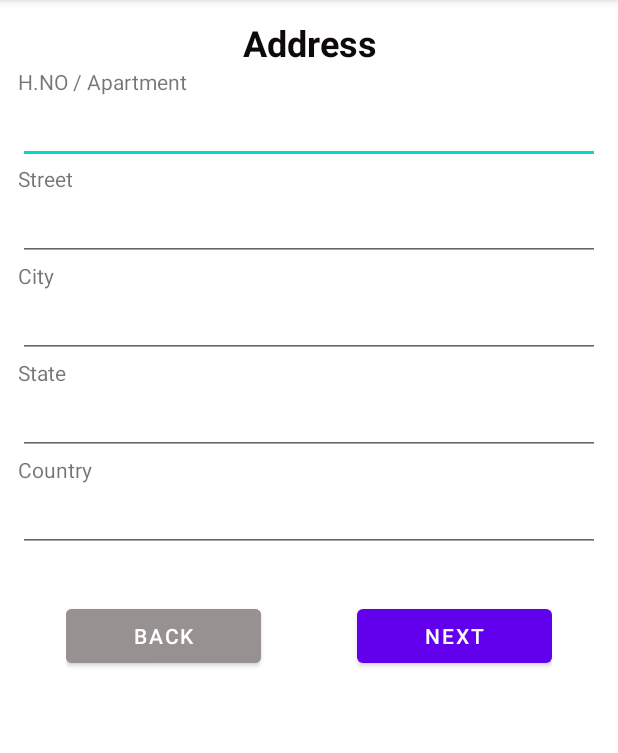
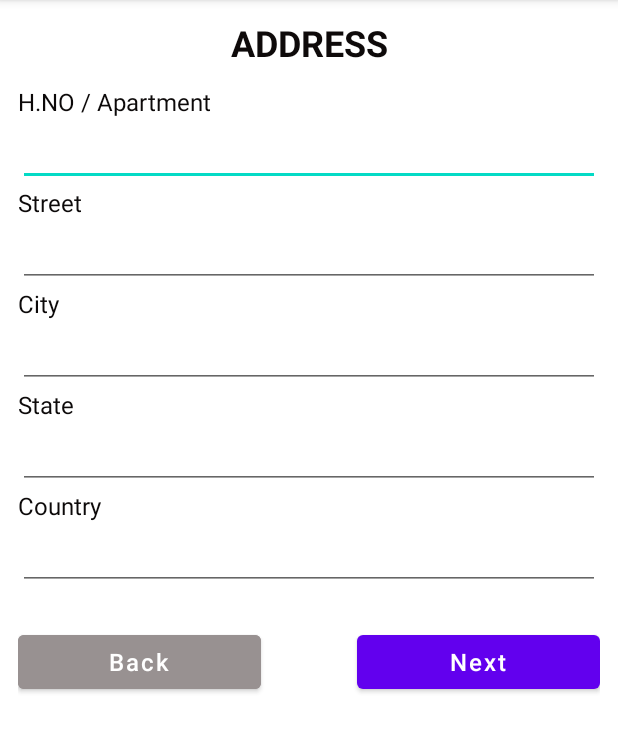
Before and after one commit to sriraghu-arigela-improve10x/NewRegistrationActivity, an Android app: the AddressActivity screen opened directly, with no data from a screen before it, on a phone screen of 412 x 824 dp, the part 84-837 px from its top. Run offline under Robolectric (Android 15) with nearby library versions, the phone set to English and light mode, and no system bars.

Commit message:
Updated all bugs NewRegistrationActivity Project

```diff
--- a/app/src/main/res/drawable/ic_baseline_check_circle_24.xml
+++ b/app/src/main/res/drawable/ic_baseline_check_circle_24.xml
@@ -1,5 +1,5 @@
-<vector android:height="24dp" android:tint="#000000"
+<vector android:height="70dp" android:tint="#3875C4"
     android:viewportHeight="24" android:viewportWidth="24"
-    android:width="24dp" xmlns:android="http://schemas.android.com/apk/res/android">
+    android:width="70dp" xmlns:android="http://schemas.android.com/apk/res/android">
     <path android:fillColor="@android:color/white" android:pathData="M12,2C6.48,2 2,6.48 2,12s4.48,10 10,10 10,-4.48 10,-10S17.52,2 12,2zM10,17l-5,-5 1.41,-1.41L10,14.17l7.59,-7.59L19,8l-9,9z"/>
 </vector>
--- a/app/src/main/res/layout/activity_address.xml
+++ b/app/src/main/res/layout/activity_address.xml
@@ -4,6 +4,7 @@
     xmlns:tools="http://schemas.android.com/tools"
     android:layout_width="match_parent"
     android:layout_height="match_parent"
+    android:backgroundTint="#989191"
     android:orientation="vertical"
     android:padding="12dp"
     tools:context=".AddressActivity">
@@ -13,7 +14,7 @@
         android:layout_width="match_parent"
         android:layout_height="wrap_content"
         android:gravity="center"
-        android:text="Address"
+        android:text="ADDRESS"
         android:textColor="#0E0A0A"
         android:textSize="24sp"
         android:textStyle="bold" />
@@ -22,7 +23,10 @@
         android:id="@+id/textView25"
         android:layout_width="match_parent"
         android:layout_height="wrap_content"
-        android:text="H.NO / Apartment" />
+        android:layout_marginTop="12dp"
+        android:text="H.NO / Apartment"
+        android:textColor="#0C0909"
+        android:textSize="16sp" />
 
     <EditText
         android:id="@+id/house_number_txt"
@@ -35,7 +39,9 @@
         android:id="@+id/textView27"
         android:layout_width="match_parent"
         android:layout_height="wrap_content"
-        android:text="Street" />
+        android:text="Street"
+        android:textColor="#0C0909"
+        android:textSize="16sp" />
 
     <EditText
         android:id="@+id/street_txt"
@@ -48,7 +54,9 @@
         android:id="@+id/textView28"
         android:layout_width="match_parent"
         android:layout_height="wrap_content"
-        android:text="City" />
+        android:text="City"
+        android:textColor="#0C0909"
+        android:textSize="16sp" />
 
     <EditText
         android:id="@+id/city_txt"
@@ -61,7 +69,9 @@
         android:id="@+id/textView29"
         android:layout_width="match_parent"
         android:layout_height="wrap_content"
-        android:text="State" />
+        android:text="State"
+        android:textColor="#0C0909"
+        android:textSize="16sp" />
 
     <EditText
         android:id="@+id/state_txt"
@@ -74,7 +84,9 @@
         android:id="@+id/textView30"
         android:layout_width="match_parent"
         android:layout_height="wrap_content"
-        android:text="Country" />
+        android:text="Country"
+        android:textColor="#0C0909"
+        android:textSize="16sp" />
 
     <EditText
         android:id="@+id/country_txt"
@@ -86,7 +98,7 @@
     <LinearLayout
         android:layout_width="match_parent"
         android:layout_height="wrap_content"
-        android:layout_margin="32dp"
+        android:layout_marginTop="24dp"
         android:orientation="horizontal">
 
         <Button
@@ -96,7 +108,9 @@
             android:layout_marginRight="32dp"
             android:layout_weight="1"
             android:backgroundTint="#989191"
-            android:text="back" />
+            android:inputType="textCapSentences"
+            android:text="Back"
+            android:textSize="16sp" />
 
         <Button
             android:id="@+id/next_btn"
@@ -104,6 +118,9 @@
             android:layout_height="wrap_content"
             android:layout_marginLeft="32dp"
             android:layout_weight="1"
-            android:text="next" />
+            android:inputType="textCapSentences"
+            android:text="Next"
+            android:textSize="16sp" />
     </LinearLayout>
+
 </LinearLayout>
```
Also changed, not shown: app/src/main/res/layout/activity_bank_account.xml (+11 -3 lines), app/src/main/res/layout/activity_birth_details2.xml (+10 -3 lines), app/src/main/res/layout/activity_credit_card_details.xml (+37 -27 lines), app/src/main/res/layout/activity_identity.xml (+8 -3 lines), app/src/main/res/layout/activity_personal_info.xml (+10 -3 lines), app/src/main/res/layout/activity_proffessional_info.xml (+16 -6 lines), app/src/main/res/layout/activity_signup.xml (+8 -3 lines), app/src/main/res/layout/activity_success.xml (+2 -39 lines).
